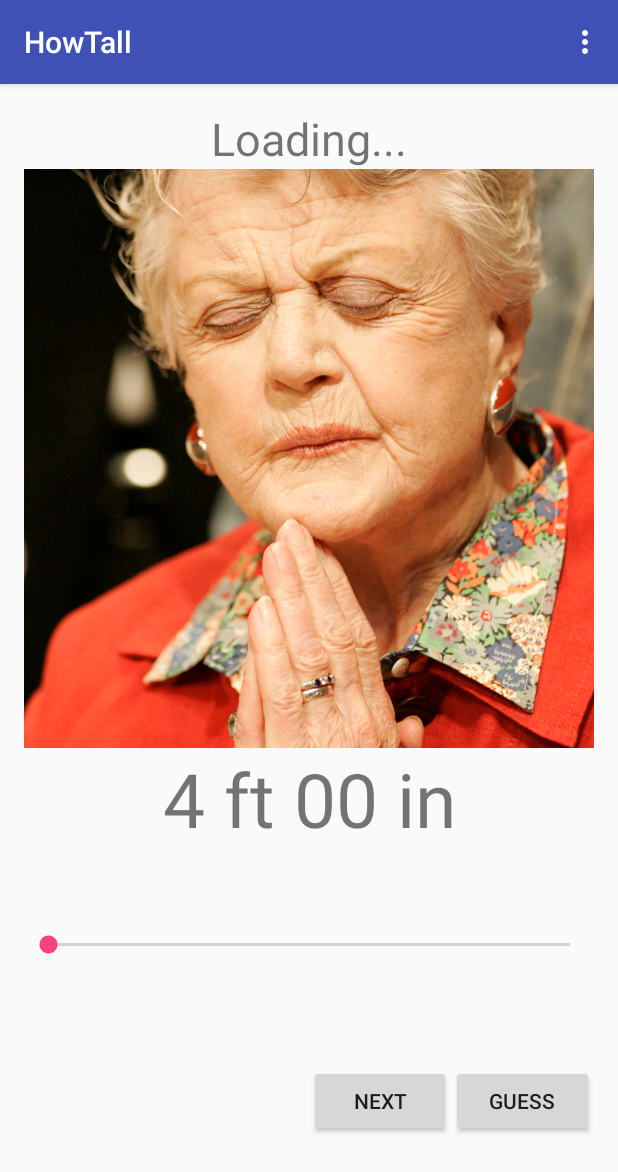
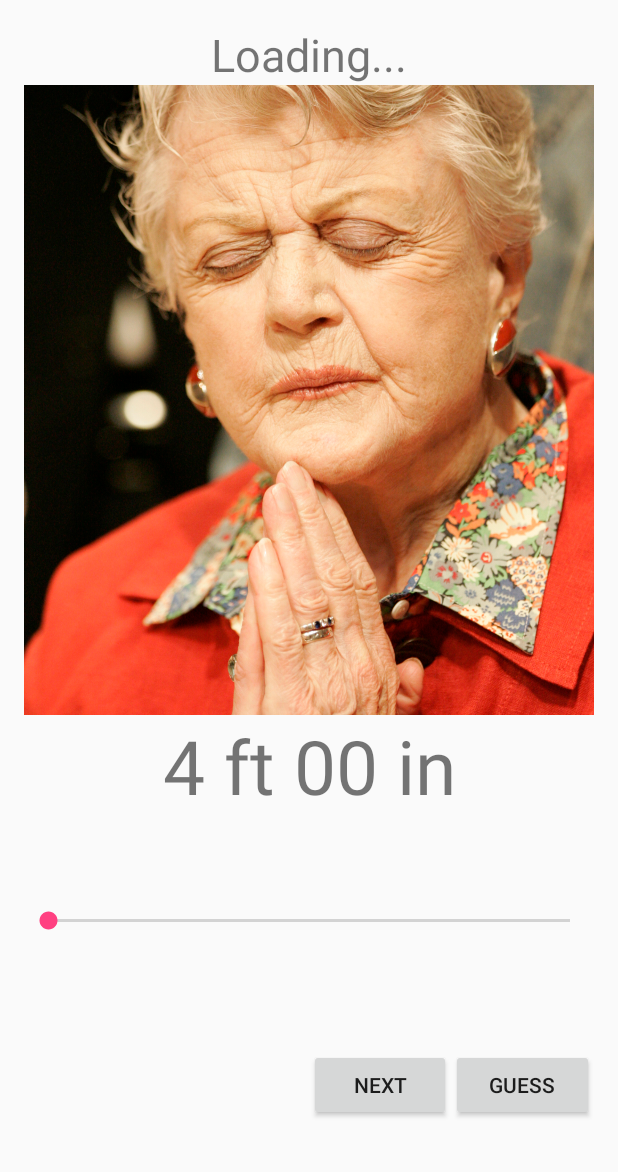
Before and after one commit to dabutvin/howtall, an Android app: the screen it shows after launch (MainActivity), on a phone screen of 412 x 824 dp. Shown: the top 1172 px of the screen. Run offline under Robolectric (Android 15) with nearby library versions, the phone set to English and light mode, and no system bars; our stand-ins replace Picasso; pictures from the network do not load; 3 statements that could not run were skipped.

Commit message:
ready for release

```diff
--- a/app/src/main/AndroidManifest.xml
+++ b/app/src/main/AndroidManifest.xml
@@ -7,13 +7,14 @@
 
     <application
         android:allowBackup="true"
-        android:icon="@mipmap/ic_launcher"
+        android:icon="@drawable/howtall"
         android:label="@string/app_name"
         android:supportsRtl="true"
         android:theme="@style/AppTheme">
         <activity
             android:name=".MainActivity"
             android:label="@string/app_name"
+            android:screenOrientation="portrait"
             android:theme="@style/AppTheme.NoActionBar">
             <intent-filter>
                 <action android:name="android.intent.action.MAIN" />
--- a/app/src/main/java/com/dabutvin/howtall/MainActivity.java
+++ b/app/src/main/java/com/dabutvin/howtall/MainActivity.java
@@ -3,8 +3,6 @@ package com.dabutvin.howtall;
 import android.graphics.Color;
 import android.os.Bundle;
 import android.support.v7.app.AppCompatActivity;
-import android.support.v7.widget.Toolbar;
-import android.util.Log;
 import android.view.Gravity;
 import android.view.Menu;
 import android.view.MenuItem;
@@ -33,8 +31,6 @@ public class MainActivity extends AppCompatActivity implements OnSeekBarChangeLi
     protected void onCreate(Bundle savedInstanceState) {
         super.onCreate(savedInstanceState);
         setContentView(R.layout.activity_main);
-        Toolbar toolbar = (Toolbar) findViewById(R.id.toolbar);
-        setSupportActionBar(toolbar);
 
         ((SeekBar)findViewById(R.id.seekbar)).setOnSeekBarChangeListener(this);
         TextSwitcher answer = ((TextSwitcher)findViewById(R.id.answer));
@@ -71,27 +67,6 @@ public class MainActivity extends AppCompatActivity implements OnSeekBarChangeLi
         ((TextSwitcher)findViewById(R.id.answer)).setCurrentText("");
     }
 
-    @Override
-    public boolean onCreateOptionsMenu(Menu menu) {
-        // Inflate the menu; this adds items to the action bar if it is present.
-        getMenuInflater().inflate(R.menu.menu_main, menu);
-        return true;
-    }
-
-    @Override
-    public boolean onOptionsItemSelected(MenuItem item) {
-        // Handle action bar item clicks here. The action bar will
-        // automatically handle clicks on the Home/Up button, so long
-        // as you specify a parent activity in AndroidManifest.xml.
-        int id = item.getItemId();
-
-        //noinspection SimplifiableIfStatement
-        if (id == R.id.action_settings) {
-            return true;
-        }
-
-        return super.onOptionsItemSelected(item);
-    }
 
     public void skip(View view) {
         if (persons.size() == personindex + 1) {
--- a/app/src/main/res/layout/activity_main.xml
+++ b/app/src/main/res/layout/activity_main.xml
@@ -7,20 +7,6 @@
     android:fitsSystemWindows="true"
     tools:context="com.dabutvin.howtall.MainActivity">
 
-    <android.support.design.widget.AppBarLayout
-        android:layout_width="match_parent"
-        android:layout_height="wrap_content"
-        android:theme="@style/AppTheme.AppBarOverlay">
-
-        <android.support.v7.widget.Toolbar
-            android:id="@+id/toolbar"
-            android:layout_width="match_parent"
-            android:layout_height="?attr/actionBarSize"
-            android:background="?attr/colorPrimary"
-            app:popupTheme="@style/AppTheme.PopupOverlay" />
-
-    </android.support.design.widget.AppBarLayout>
-
     <include layout="@layout/content_main" />
 
 </android.support.design.widget.CoordinatorLayout>
--- a/app/src/main/res/values/strings.xml
+++ b/app/src/main/res/values/strings.xml
@@ -1,4 +1,4 @@
 <resources>
-    <string name="app_name">HowTall</string>
+    <string name="app_name">How Tall</string>
     <string name="action_settings">Settings</string>
 </resources>
```
Also changed, not shown: app/src/main/res/drawable/howtall.png (added), 1 other file.
